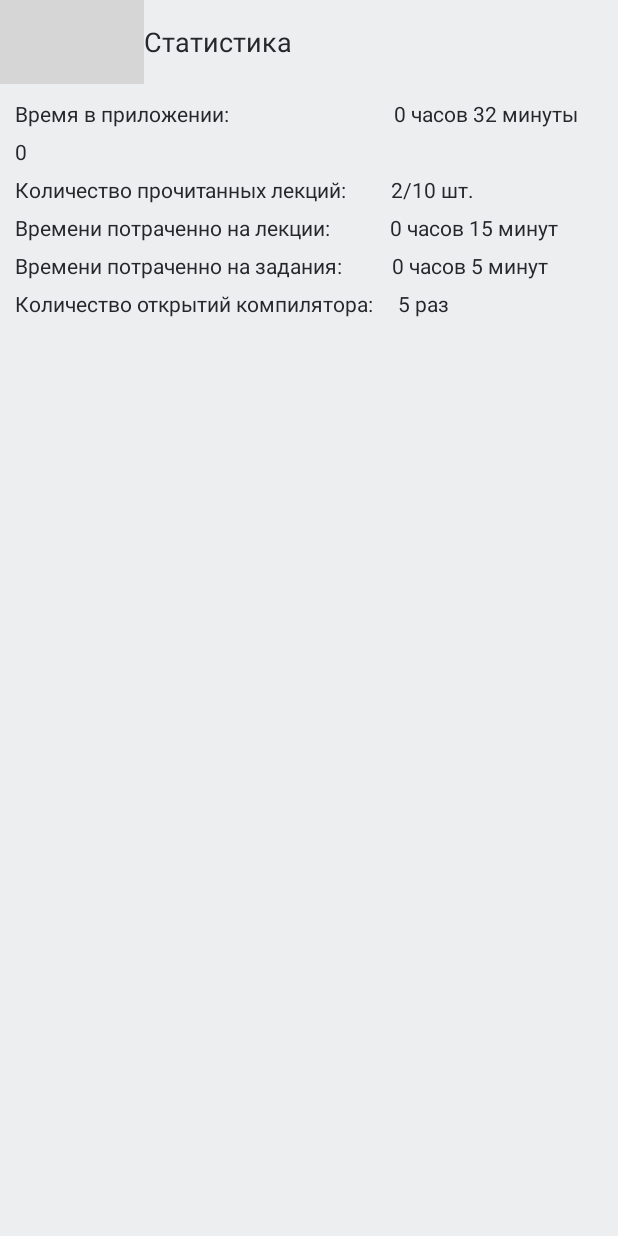
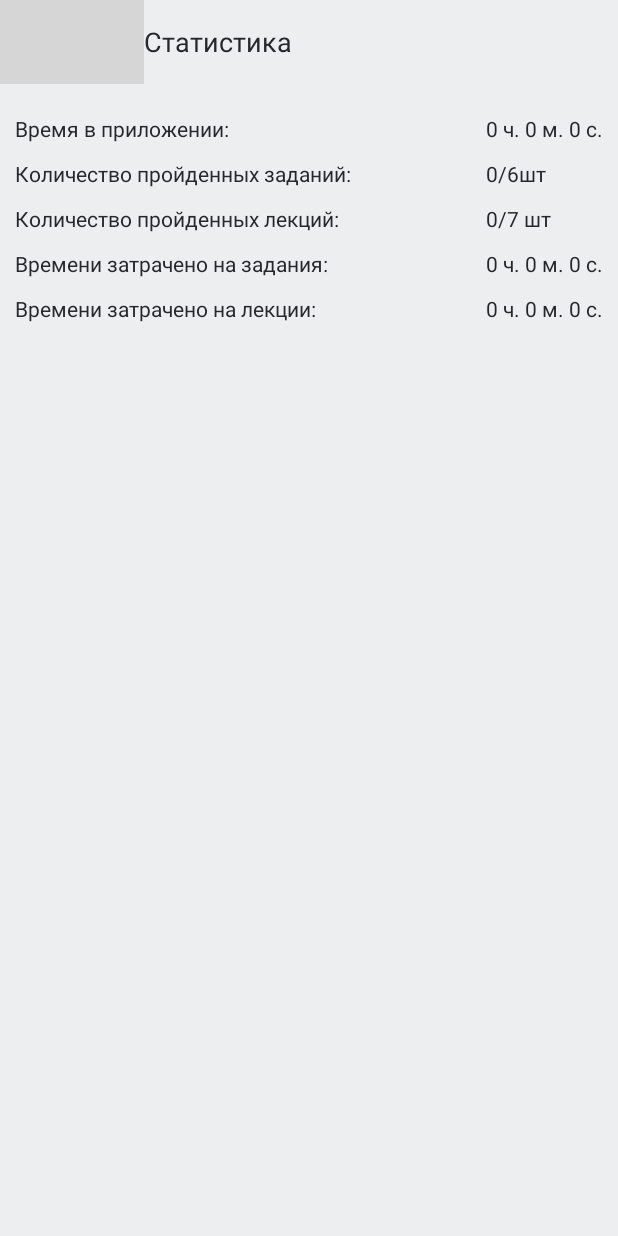
Before and after one commit to Witxy/LernyCode, an Android app: the StatActivity screen opened directly, with no data from a screen before it, on a phone screen of 412 x 824 dp. Run offline under Robolectric (Android 15) with nearby library versions, the phone set to English and light mode, and no system bars; grey boxes are pictures that could not be loaded.

Commit message:
Добавил начало статистики Начинаю изменения уроков на чтение файлов

```diff
--- /dev/null
+++ b/app/src/main/assets/lesson1.txt
@@ -0,0 +1,4 @@
+text%№%На сегодняшний момент язык программирования C# один из самых мощных, быстро развивающихся и востребованных языков в ИТ-отрасли. В настоящий момент на нем пишутся самые различные приложения: от небольших десктопных программок до крупных веб-порталов и веб-сервисов, обслуживающих ежедневно миллионы пользователей.\n\nC# уже не молодой язык и кFк и вся платформа .NET уже прошел большой путь. Первая версия языка вышла вместе с релизом Microsoft Visual Studio .NET в феврале 2002 года. Текущей версией языка является версия C# 9.0, которая вышла 10 ноября 2020 года вместе с релизом .NET 5.\n\nC# является языком с Си-подобным синтаксисом и близок в этом отношении к C++ и Java. Поэтому, если вы знакомы с одним из этих языков, то овладеть C# будет легче.\n\nC# является объектно-ориентированным и в этом плане много перенял у Java и С++. Например, C# поддерживает полиморфизм, наследование, перегрузку операторов, статическую типизацию. Объектно-ориентированный подход позволяет решить задачи по построению крупных, но в тоже время гибких, масштабируемых и расширяемых приложений. И C# продолжает активно развиваться, и с каждой новой версией появляется все больше интересных функциональностей, как, например, лямбды, динамическое связывание, асинхронные методы и т.д.
+text%№%К каким языка ближе всего C#?
+test%№%C++ и Java|\|Kotlin и Java|\|Javascript и PHP|\|Ни к каким|\|1
+text%№%Стоит отметить, что .NET долгое время развивался премущественно как платформа для Windows под названием .NET Framework. В 2019 вышла последняя версия этой платформы - .NET Framework 4.8. Она больше не развивается. \n\n С 2014 Microsoft стал развивать альтернативную платформу - .NET Core, которая уже предназначалась для разных платформ и должна была вобрать в себя все возможности устаревшего .NET Framework и добавить новую функциональность. Затем Microsoft последовательно выпустил ряд версий этой платформы: .NET Core 1, .NET Core 2, .NET Core 3. Логическим развитием .NET Core 3.0 стала расматриваемая в этом руководстве платформа .NET 5. Поэтому следует различать .NET Framework, который предназначен преимущественно для Windows, и кросплатформенный .NET 5. В данном руководстве речь будет идти о C# в связке с .NET 5, поскольку это актуальная платформа. \n\n Также стоит упомянуть о платформе Mono, которая была создана еще в 2004 году и представляла опенсорс-версию платформы .NET Framework для Linux и MacOS. Используя Mono, можно было создавать кросплатформенные приложения на C#. Mono по-прежнему используется. Например, Xamarin - технология для создания мобильных приложений для Android и iOS с помощью языка C# использует Mono. Тем не менее в будущем при выходе новой версии - .NET 6 в следующем году планируется, что .NET 6 вберет в себя платформу Mono.
--- a/app/src/main/java/com/example/tabmenu/StatActivity.kt
+++ b/app/src/main/java/com/example/tabmenu/StatActivity.kt
@@ -12,18 +12,16 @@ class StatActivity : AppCompatActivity() {
 
 
 
-        val taskOpen: TextView = findViewById(R.id.taskOpenStat)
+        val countTask: TextView = findViewById(R.id.statCountTaskCode)
         val prefs = getSharedPreferences("task", MODE_PRIVATE)
         val editor  = getSharedPreferences("task", MODE_PRIVATE).edit()
 //        editor.remove("taskCount").commit()
 //        editor.remove("task1").commit()
 //       editor.remove("task2").commit()
-        taskOpen.text = prefs.getInt("taskCount",0).toString()
+        val tempString: String = prefs.getInt("taskCount",0).toString()+"/6шт"
+        countTask.text = tempString
 
     }
 
 
-    override fun onResume() {
-        super.onResume()
-    }
 }
--- a/app/src/main/res/layout/activity_stat.xml
+++ b/app/src/main/res/layout/activity_stat.xml
@@ -30,70 +30,121 @@
     </androidx.appcompat.widget.Toolbar>
 
 
+    <androidx.constraintlayout.widget.ConstraintLayout
+        android:layout_width="match_parent"
+        android:layout_height="match_parent"
+        android:layout_marginTop="10dp"
 
-    <LinearLayout
-        android:layout_marginTop="10dp"
-        android:layout_width="match_parent"
-        android:layout_height="wrap_content"
-        android:orientation="vertical"
         >
+
         <TextView
-            android:layout_width="match_parent"
+            android:id="@+id/statTimeAppText"
+            android:layout_width="wrap_content"
             android:layout_height="20dp"
             android:layout_marginStart="10dp"
+            android:layout_marginTop="10dp"
+            android:text="@string/stat_timeApp"
+            android:textColor="@color/white"
+            app:layout_constraintStart_toStartOf="parent"
+            app:layout_constraintTop_toTopOf="parent" />
 
-            android:text="Время в приложении:                                 0 часов 32 минуты"
+        <TextView
+            android:id="@+id/statTimeAppCode"
+            android:layout_width="wrap_content"
+            android:layout_height="20dp"
+            android:layout_marginTop="10dp"
+            android:layout_marginEnd="10dp"
+            android:text="0 ч. 0 м. 0 с."
             android:textColor="@color/white"
-            />
+            app:layout_constraintEnd_toEndOf="parent"
+            app:layout_constraintTop_toTopOf="parent" />
+
         <TextView
-            android:id="@+id/taskOpenStat"
-            android:layout_width="match_parent"
+            android:id="@+id/statCountTaskText"
+            android:layout_width="wrap_content"
             android:layout_height="20dp"
             android:layout_marginStart="10dp"
-            android:layout_marginTop="5dp"
-            android:text="Количество пройденных заданий:         1/6 шт."
+            android:layout_marginTop="10dp"
+            android:text="@string/stat_countTask"
             android:textColor="@color/white"
-            />
+            app:layout_constraintStart_toStartOf="parent"
+            app:layout_constraintTop_toBottomOf="@+id/statTimeAppText" />
+
         <TextView
-            android:layout_width="match_parent"
+            android:id="@+id/statCountTaskCode"
+            android:layout_width="wrap_content"
+            android:layout_height="20dp"
+            android:layout_marginTop="10dp"
+            android:text="0/6 шт"
+            android:textColor="@color/white"
+            app:layout_constraintStart_toStartOf="@+id/statTimeAppCode"
+            app:layout_constraintTop_toBottomOf="@+id/statTimeAppText" />
+
+        <TextView
+            android:id="@+id/statCountLectText"
+            android:layout_width="wrap_content"
             android:layout_height="20dp"
             android:layout_marginStart="10dp"
-            android:layout_marginTop="5dp"
-            android:text="Количество прочитанных лекций:         2/10 шт."
+            android:layout_marginTop="10dp"
+            android:text="@string/stat_countLect"
             android:textColor="@color/white"
-            />
+            app:layout_constraintStart_toStartOf="parent"
+            app:layout_constraintTop_toBottomOf="@+id/statCountTaskText" />
+
         <TextView
-            android:layout_width="match_parent"
+            android:id="@+id/statCountLectCode"
+            android:layout_width="wrap_content"
+            android:layout_height="20dp"
+            android:layout_marginTop="10dp"
+            android:text="0/7 шт"
+            android:textColor="@color/white"
+            app:layout_constraintStart_toStartOf="@+id/statTimeAppCode"
+            app:layout_constraintTop_toBottomOf="@+id/statCountTaskCode" />
+
+        <TextView
+            android:id="@+id/statTimeTaskText"
+            android:layout_width="wrap_content"
             android:layout_height="20dp"
             android:layout_marginStart="10dp"
-            android:layout_marginTop="5dp"
-            android:text="Времени потраченно на лекции:            0 часов 15 минут"
+            android:layout_marginTop="10dp"
+            android:text="@string/stat_timeTask"
             android:textColor="@color/white"
-            />
+            app:layout_constraintStart_toStartOf="parent"
+            app:layout_constraintTop_toBottomOf="@+id/statCountLectText" />
+
         <TextView
-            android:layout_width="match_parent"
+            android:id="@+id/statTimeTaskCode"
+            android:layout_width="wrap_content"
+            android:layout_height="20dp"
+            android:layout_marginTop="10dp"
+            android:text="0 ч. 0 м. 0 с."
+            android:textColor="@color/white"
+            app:layout_constraintStart_toStartOf="@+id/statTimeAppCode"
+            app:layout_constraintTop_toBottomOf="@+id/statCountLectCode" />
+
+
+        <TextView
+            android:id="@+id/statTimeLectText"
+            android:layout_width="wrap_content"
             android:layout_height="20dp"
             android:layout_marginStart="10dp"
-            android:layout_marginTop="5dp"
-            android:text="Времени потраченно на задания:          0 часов 5 минут"
+            android:layout_marginTop="10dp"
+            android:text="@string/stat_timeLect"
             android:textColor="@color/white"
-            />
+            app:layout_constraintStart_toStartOf="parent"
+            app:layout_constraintTop_toBottomOf="@+id/statTimeTaskText" />
+
         <TextView
-            android:layout_width="match_parent"
+            android:id="@+id/statTimeLectCode"
+            android:layout_width="wrap_content"
             android:layout_height="20dp"
-            android:layout_marginStart="10dp"
-            android:layout_marginTop="5dp"
-            android:text="Количество открытий компилятора:     5 раз"
+            android:layout_marginTop="10dp"
+            android:text="0 ч. 0 м. 0 с."
             android:textColor="@color/white"
-            />
+            app:layout_constraintStart_toStartOf="@+id/statTimeAppCode"
+            app:layout_constraintTop_toBottomOf="@+id/statTimeTaskCode" />
 
-
-
-
-
-    </LinearLayout>
-
-
+    </androidx.constraintlayout.widget.ConstraintLayout>
 
 
 </LinearLayout>
--- a/app/src/main/res/values/strings.xml
+++ b/app/src/main/res/values/strings.xml
@@ -94,6 +94,11 @@
     <string name="title_activity_task">TaskActivity</string>
     <string name="enterCode">Вставьте код снизу</string>
 
+    <string name="stat_timeApp">Время в приложении:</string>
+    <string name="stat_countTask">Количество пройденных заданий:</string>
+    <string name="stat_countLect">Количество пройденных лекций:</string>
+    <string name="stat_timeLect">Времени затрачено на лекции:</string>
+    <string name="stat_timeTask">Времени затрачено на задания:</string>
 
     <!--Первое задание -->
     <string name="task1_taskText1">Первое что надо сделать в любой программе - определить нужные переменные. Определим переменные, которые понадобятся нам для дальнейшей работы.</string>
```
